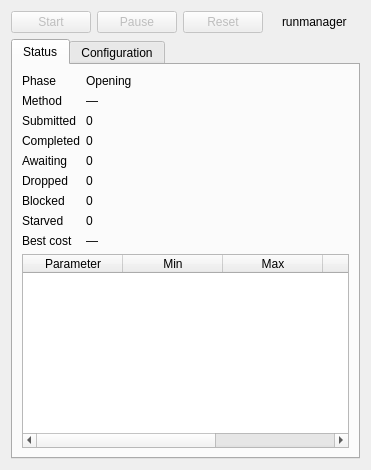
The window that labscript_optimization/window.ui (spielman-group/labscript-optimization) describes before a commit, drawn with Qt 5.
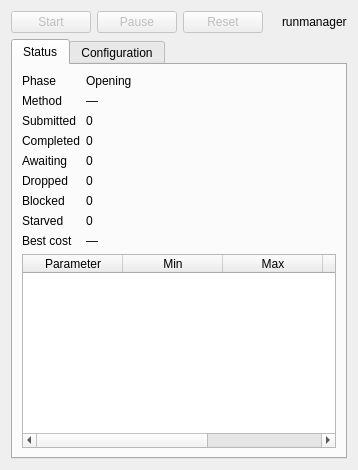
The same window after the commit.

Commit message:
Show the runmanager light with labscript-utils' LinkIndicator widget
The indicator is now one widget that probes for itself: the window adds
it to a named layout in window.ui, the routine starts it and shuts it
down, and its answers gate Start. The routine's LinkMonitor goes.

What changed in the file:
```diff
--- a/labscript_optimization/window.ui
+++ b/labscript_optimization/window.ui
@@ -10,7 +10,7 @@
       <item><widget class="QPushButton" name="reset_button"><property name="text"><string>Reset</string></property><property name="enabled"><bool>false</bool></property></widget></item>
       <item><widget class="QLabel" name="runmanager_icon"><property name="sizePolicy"><sizepolicy hsizetype="Fixed" vsizetype="Preferred"><horstretch>0</horstretch><verstretch>0</verstretch></sizepolicy></property></widget></item>
       <item><widget class="QLabel" name="runmanager_label"><property name="sizePolicy"><sizepolicy hsizetype="Fixed" vsizetype="Preferred"><horstretch>0</horstretch><verstretch>0</verstretch></sizepolicy></property><property name="text"><string>runmanager</string></property></widget></item>
-      <item><widget class="QLabel" name="runmanager_status"><property name="sizePolicy"><sizepolicy hsizetype="Fixed" vsizetype="Preferred"><horstretch>0</horstretch><verstretch>0</verstretch></sizepolicy></property></widget></item>
+      <item><layout class="QHBoxLayout" name="runmanager_link_layout"/></item>
      </layout>
     </item>
     <item>
```
The commit also changes 6 other files.
